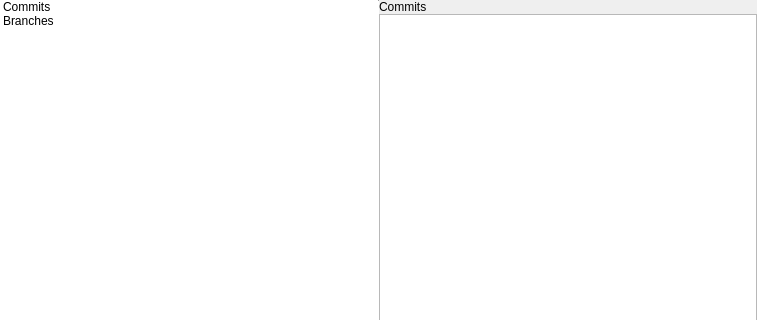
Above: libthebranch/widgets/repositorybrowser.ui from theCheeseboard/theBranch before the change; both pictures show x 0 to 757 and y 0 to 320 of the 757 by 527 pixel window. Below: the same form after it.
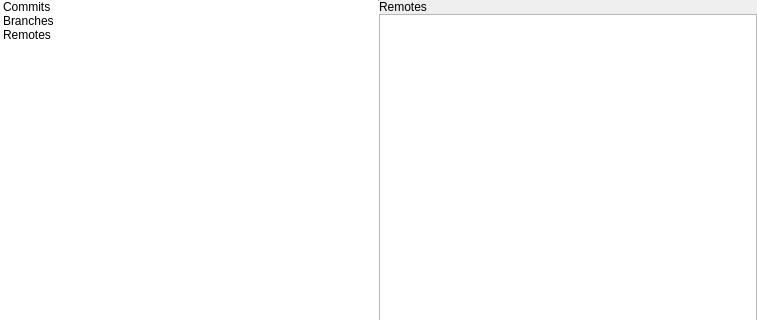
That is the form after the change. The open tabs and pages were chosen to show the change. Custom widgets are drawn as their Qt base class.

Commit message: View remotes

```diff
--- a/libthebranch/widgets/repositorybrowser.ui
+++ b/libthebranch/widgets/repositorybrowser.ui
@@ -238,6 +238,11 @@
               <string>Branches</string>
              </property>
             </item>
+            <item>
+             <property name="text">
+              <string>Remotes</string>
+             </property>
+            </item>
            </widget>
           </item>
           <item>
@@ -332,6 +337,35 @@
            </item>
           </layout>
          </widget>
+         <widget class="QWidget" name="remotesPage">
+          <layout class="QVBoxLayout" name="verticalLayout_7">
+           <property name="spacing">
+            <number>0</number>
+           </property>
+           <property name="leftMargin">
+            <number>0</number>
+           </property>
+           <property name="topMargin">
+            <number>0</number>
+           </property>
+           <property name="rightMargin">
+            <number>0</number>
+           </property>
+           <property name="bottomMargin">
+            <number>0</number>
+           </property>
+           <item>
+            <widget class="tTitleLabel" name="label_4">
+             <property name="text">
+              <string>Remotes</string>
+             </property>
+            </widget>
+           </item>
+           <item>
+            <widget class="RemoteBrowser" name="remotesView"/>
+           </item>
+          </layout>
+         </widget>
         </widget>
        </item>
       </layout>
@@ -371,6 +405,11 @@
    <header>widgets/repositorystatusbar.h</header>
    <container>1</container>
   </customwidget>
+  <customwidget>
+   <class>RemoteBrowser</class>
+   <extends>QListView</extends>
+   <header>widgets/remotebrowser.h</header>
+  </customwidget>
  </customwidgets>
  <resources/>
  <connections>
```
The commit also changes 42 other files.
